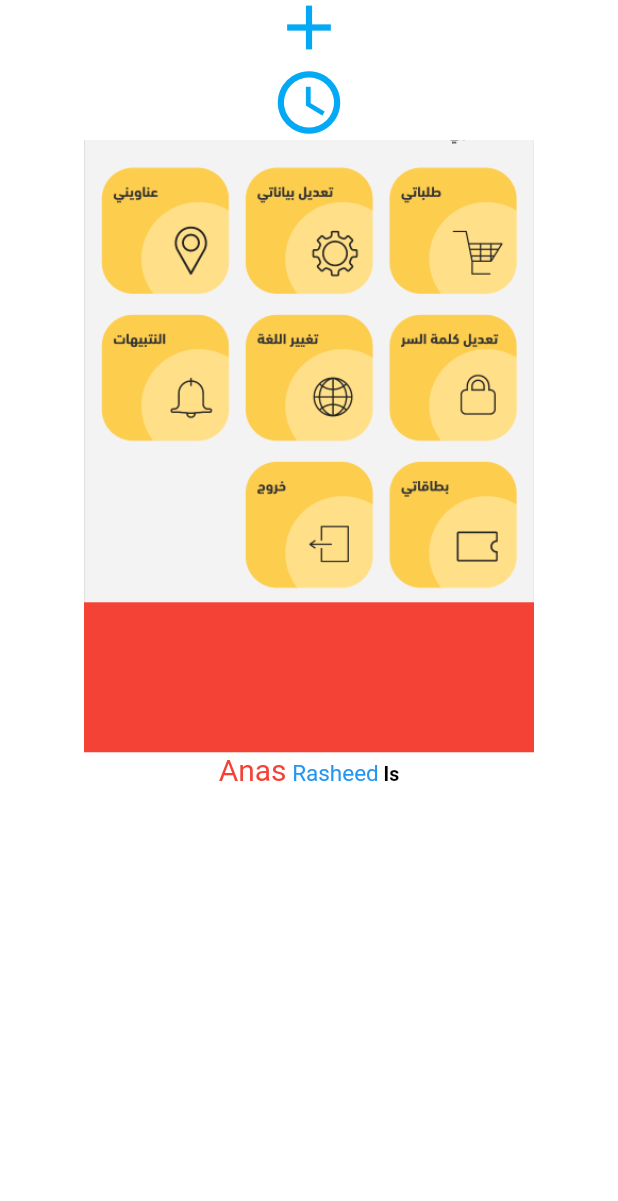
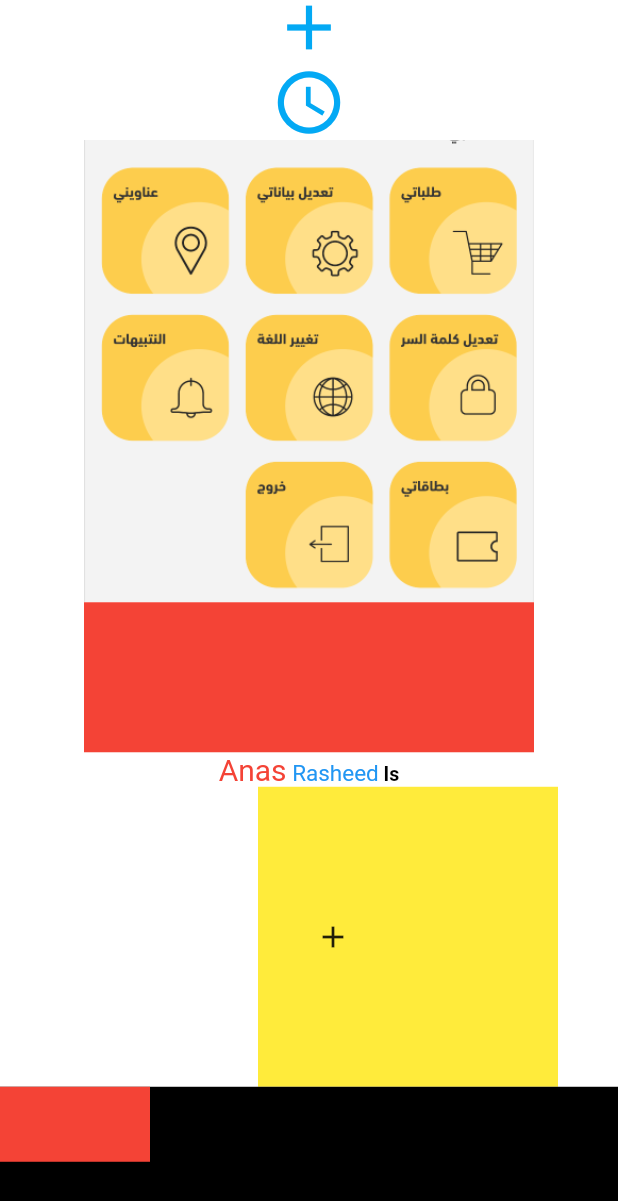
Before and after one commit to anassrasheed/fip5, a Flutter app: the MainUi3 screen opened directly, scrolled down 337 dp, on a phone screen of 412 x 824 dp. Shown: the top 1201 px of the screen. Run offline on Flutter 3.47's test engine with Material 2 defaults, Android fonts, the phone set to English and light mode, and no system bars; key blocks and very long unbroken strings in the code were emptied for the run.

Commit message:
feat: add more design + assets

```diff
--- a/lib/main_ui.dart
+++ b/lib/main_ui.dart
@@ -2,6 +2,7 @@ import 'package:fip5/main_ui_2.dart';
 import 'package:fip5/task.dart';
 import 'package:flutter/material.dart';
 
+import 'expanded_example.dart';
 import 'main_ui_3.dart';
 
 void main() {
@@ -19,7 +20,7 @@ class _MyAppState extends State<MyApp> {
   @override
   Widget build(BuildContext context) {
     return MaterialApp(
-      home: MainUi3(), // first screen
+      home: ExpandedExampleScreen(), // first screen
       theme: ThemeData(
           // colors
           primaryColor: Colors.black,
--- a/lib/main_ui_3.dart
+++ b/lib/main_ui_3.dart
@@ -61,8 +61,8 @@ class _MainUi3State extends State<MainUi3> {
                 )),
             TextButton(
                 onPressed: () {},
-                child: const Icon(Icons.add),
-                style: TextButton.styleFrom()),
+                style: TextButton.styleFrom(),
+                child: const Icon(Icons.add)),
             const FlutterLogo(size: 120, duration: Duration(milliseconds: 200)),
             TextButton(
               onPressed: () {},
@@ -190,6 +190,63 @@ class _MainUi3State extends State<MainUi3> {
                 ],
                 text: "Anas",
                 style: TextStyle(color: Colors.red, fontSize: 20))),
+
+            Align(
+                alignment: Alignment.bottomRight,
+                child: Padding(
+                  padding: const EdgeInsets.only(right: 40),
+                  child: Container(
+                    width: 200,
+                    height: 200,
+                    padding: EdgeInsets.only(right: 100),
+                    child: Icon(Icons.add),
+                    color: Colors.yellow,
+                  ),
+                )),
+            // Positioned(
+            //   top: 0,
+            //   left: 0,
+            //   // bottom: 0,
+            //   // right: 0,
+            //   child: Container(
+            //     color: Colors.red,
+            //     width: 100,
+            //     height: 50, // 100
+            //   ),
+            // ),
+            Stack(
+              children: [
+                AspectRatio(
+                  aspectRatio: 16 / 9,
+                  child: Container(
+                    color: Colors.black,
+                  ),
+                ),
+                Positioned(
+                  top: 0,
+                  left: 0,
+                  // bottom: 0,
+                  // right: 0,
+                  child: Container(
+                    color: Colors.red,
+                    width: 100,
+                    height: 50, // 100
+                  ),
+                ),
+                Positioned(
+                  top: 100,
+                  left: 150,
+                  // bottom: 0,
+                  // right: 0,
+                  child: Container(
+                    color: Colors.green,
+                    width: 100,
+                    height: 50, // 100
+                  ),
+                ),
+              ],
+            ),
+
             const SizedBox(
               height: 300,
             ),
```
Also changed, not shown: lib/expanded_example.dart (added, +220 -0 lines).
